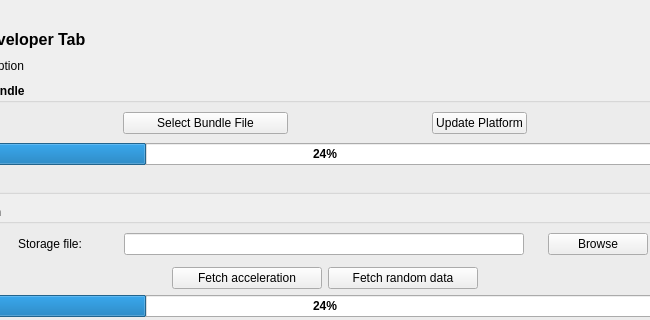
Old version of the form src/BleDev.ui in the repository mooltipass/moolticute; both pictures show x 100 to 750 and y 0 to 320 of the 900 by 575 pixel window.
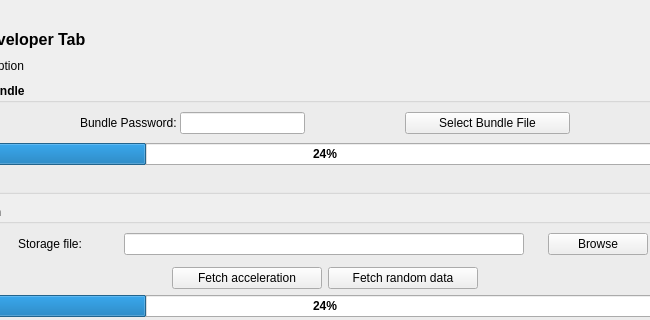
New version of the form.

Commit message: [BLE] Add bundle password text input and remove Update Platform button

The edit to the form file:
```diff
--- a/src/BleDev.ui
+++ b/src/BleDev.ui
@@ -135,19 +135,7 @@
          </spacer>
         </item>
         <item>
-         <widget class="QPushButton" name="btnFileBrowser">
-          <property name="minimumSize">
-           <size>
-            <width>165</width>
-            <height>0</height>
-           </size>
-          </property>
-          <property name="maximumSize">
-           <size>
-            <width>100</width>
-            <height>16777215</height>
-           </size>
-          </property>
+         <widget class="QLabel" name="labelBundlePassword">
           <property name="font">
            <font>
             <weight>50</weight>
@@ -155,10 +143,13 @@
            </font>
           </property>
           <property name="text">
-           <string>Select Bundle File</string>
+           <string>Bundle Password:</string>
           </property>
          </widget>
         </item>
+        <item>
+         <widget class="QLineEdit" name="lineEditBundlePassword"/>
+        </item>
         <item>
          <spacer name="horizontalSpacer">
           <property name="orientation">
@@ -173,16 +164,16 @@
          </spacer>
         </item>
         <item>
-         <widget class="QPushButton" name="btnUpdatePlatform">
+         <widget class="QPushButton" name="btnFileBrowser">
           <property name="minimumSize">
            <size>
-            <width>80</width>
+            <width>165</width>
             <height>0</height>
            </size>
           </property>
           <property name="maximumSize">
            <size>
-            <width>16777215</width>
+            <width>100</width>
             <height>16777215</height>
            </size>
           </property>
@@ -193,7 +184,7 @@
            </font>
           </property>
           <property name="text">
-           <string>Update Platform</string>
+           <string>Select Bundle File</string>
           </property>
          </widget>
         </item>
```
The commit also changes 2 other files.
